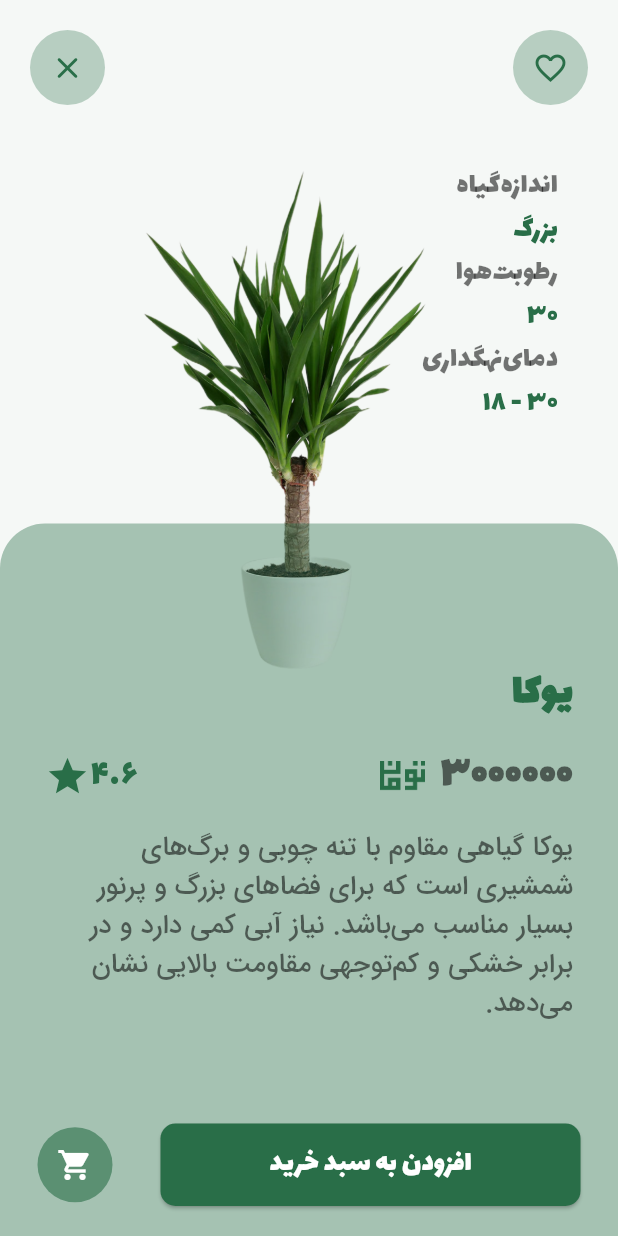
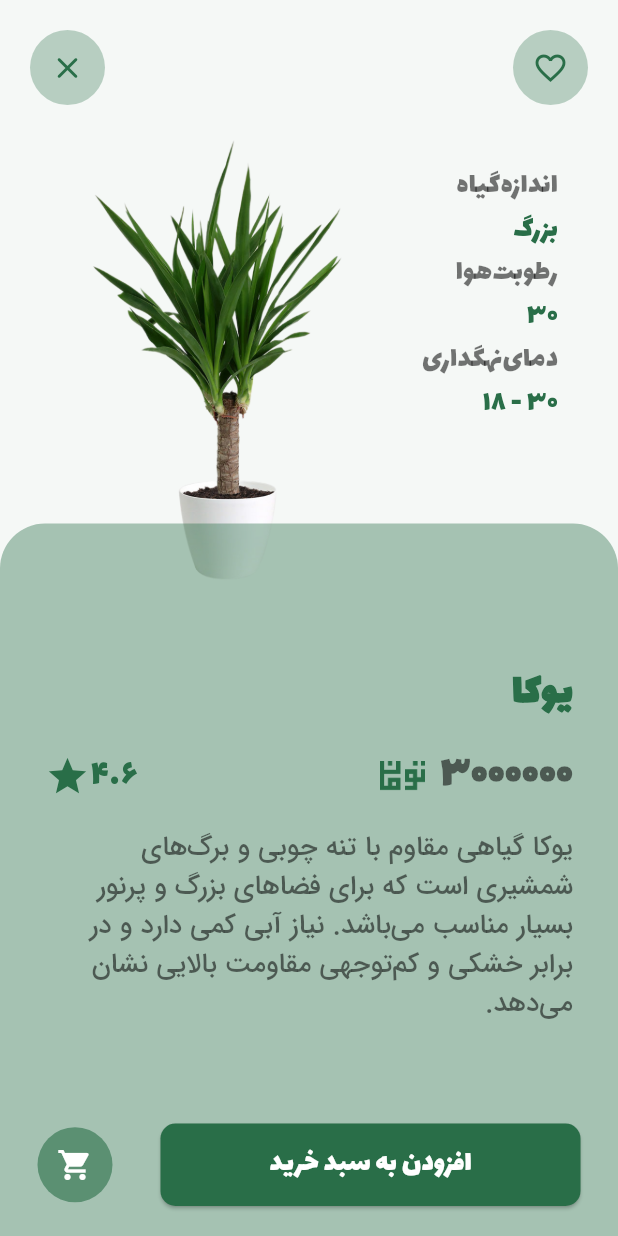
Before and after one commit to hoseda/the_plant_app, a Flutter app: the DetailPage screen opened directly with sample values from the repository, on a phone screen of 412 x 824 dp. Run offline on Flutter 3.47's test engine with Material 3 defaults, Android fonts, the phone set to English and light mode, and no system bars; our stand-ins replace drift, flutter_riverpod, image_picker, page_transition, qr_flutter, share_plus and 2 more; missing offline and left inert: mobile_scanner; accounts and stored records are empty; generated files the repository leaves out were written again.

Commit message:
Update detail_page.dart

```diff
--- a/lib/pages/detail_page.dart
+++ b/lib/pages/detail_page.dart
@@ -86,16 +86,15 @@
 
             // تصویر گیاه
             Positioned(
-              top: 110,
-              left: 40,
+              top: 90,
+              left: 10,
               child: SizedBox(
-                height: 340,
-                width: 300,
-                child: Center(
-                  child: Image.asset(plant.imageURL, fit: BoxFit.contain),
-                ),
+                height: 300,
+                width: 270,
+                child: Image.asset(plant.imageURL, fit: BoxFit.contain),
               ),
             ),
+
 
             // اطلاعات سمت راست
             Positioned(
```
